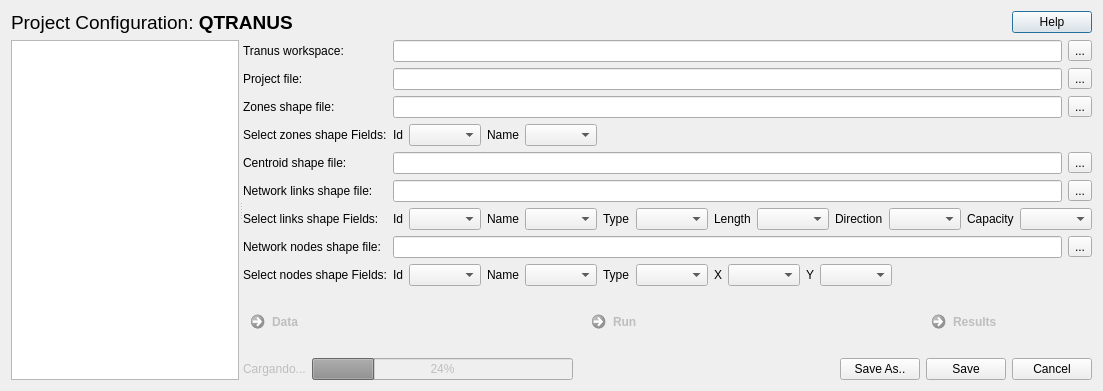
Before: the Qt Designer form qtranus_dialog_base.ui in TomasdelaBarra/QTRANUS, drawn with Qt 5.
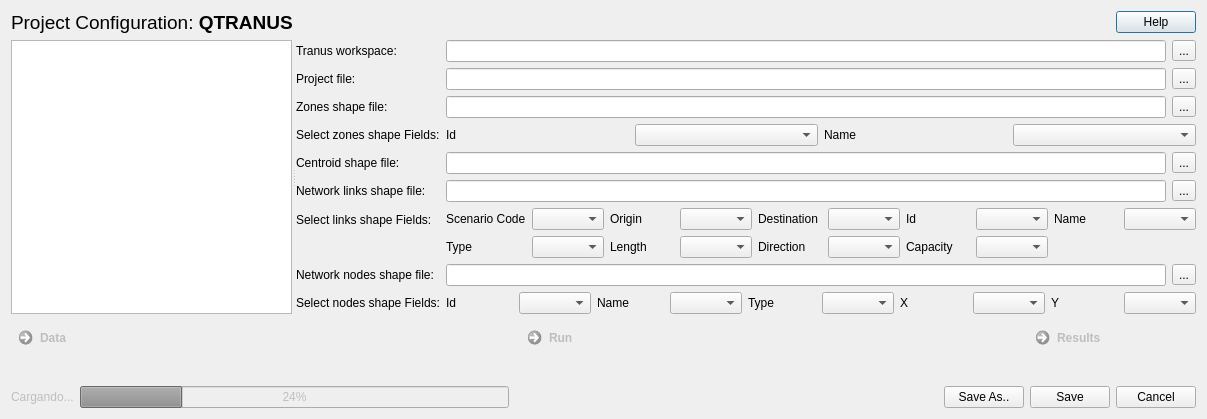
After: the same form once the commit is applied. Icons and pictures are not drawn.

The edit to the form file:
```diff
--- a/qtranus_dialog_base.ui
+++ b/qtranus_dialog_base.ui
@@ -9,8 +9,8 @@
    <rect>
     <x>0</x>
     <y>0</y>
-    <width>1103</width>
-    <height>391</height>
+    <width>1207</width>
+    <height>419</height>
    </rect>
   </property>
   <property name="windowTitle">
@@ -23,7 +23,9 @@
   <property name="modal">
    <bool>true</bool>
   </property>
-  <layout class="QVBoxLayout" name="verticalLayout_3">
+  <layout class="QVBoxLayout" name="verticalLayout_2">
+   <item>
+    <layout class="QVBoxLayout" name="verticalLayout">
    <item>
     <layout class="QHBoxLayout" name="horizontalLayout_6">
      <item>
@@ -60,16 +62,8 @@
      <property name="orientation">
       <enum>Qt::Horizontal</enum>
      </property>
-     <widget class="QWidget" name="layoutWidget">
-      <layout class="QVBoxLayout" name="verticalLayout">
-       <item>
         <widget class="QTreeView" name="scenarios"/>
-       </item>
-      </layout>
-     </widget>
-     <widget class="QWidget" name="layoutWidget">
-      <layout class="QVBoxLayout" name="verticalLayout_2">
-       <item>
+       <widget class="QWidget" name="">
         <layout class="QFormLayout" name="formLayout">
          <property name="fieldGrowthPolicy">
           <enum>QFormLayout::AllNonFixedFieldsGrow</enum>
@@ -159,40 +153,27 @@
           </widget>
          </item>
          <item row="5" column="1">
-          <layout class="QHBoxLayout" name="horizontalLayout_10">
-           <item>
+          <layout class="QGridLayout" name="gridLayout_3">
+           <item row="0" column="0" alignment="Qt::AlignLeft">
             <widget class="QLabel" name="label_12">
              <property name="text">
               <string>Id</string>
              </property>
             </widget>
            </item>
-           <item>
+           <item row="0" column="1">
             <widget class="QComboBox" name="cb_zones_shape_fields"/>
            </item>
-           <item>
+           <item row="0" column="2">
             <widget class="QLabel" name="label_13">
              <property name="text">
               <string>Name</string>
              </property>
             </widget>
            </item>
-           <item>
+           <item row="0" column="3">
             <widget class="QComboBox" name="cb_zones_shape_name"/>
            </item>
-           <item>
-            <spacer name="horizontalSpacer_2">
-             <property name="orientation">
-              <enum>Qt::Horizontal</enum>
-             </property>
-             <property name="sizeHint" stdset="0">
-              <size>
-               <width>40</width>
-               <height>20</height>
-              </size>
-             </property>
-            </spacer>
-           </item>
           </layout>
          </item>
          <item row="6" column="0">
@@ -255,77 +236,98 @@
          <item row="8" column="1">
           <layout class="QHBoxLayout" name="horizontalLayout">
            <item>
-            <widget class="QLabel" name="label_8">
+            <layout class="QGridLayout" name="gridLayout_2">
+             <item row="1" column="6">
+              <widget class="QLabel" name="label_11">
              <property name="text">
-              <string>Id</string>
+                <string>Capacity</string>
              </property>
             </widget>
            </item>
-           <item>
-            <widget class="QComboBox" name="links_shape_fields"/>
-           </item>
-           <item>
+             <item row="0" column="8">
             <widget class="QLabel" name="label_16">
              <property name="text">
               <string>Name</string>
              </property>
             </widget>
            </item>
-           <item>
-            <widget class="QComboBox" name="links_shape_name"/>
-           </item>
-           <item>
-            <widget class="QLabel" name="label_9">
-             <property name="text">
-              <string>Type</string>
-             </property>
-            </widget>
-           </item>
-           <item>
-            <widget class="QComboBox" name="links_shape_type"/>
-           </item>
-           <item>
+             <item row="1" column="2">
             <widget class="QLabel" name="label_20">
              <property name="text">
               <string>Length</string>
              </property>
             </widget>
            </item>
-           <item>
-            <widget class="QComboBox" name="links_shape_length"/>
-           </item>
-           <item>
+             <item row="1" column="5">
+              <widget class="QComboBox" name="links_shape_direction"/>
+             </item>
+             <item row="1" column="0">
+              <widget class="QLabel" name="label_9">
+               <property name="text">
+                <string>Type</string>
+               </property>
+              </widget>
+             </item>
+             <item row="1" column="4">
             <widget class="QLabel" name="label_10">
              <property name="text">
               <string>Direction</string>
              </property>
             </widget>
            </item>
-           <item>
-            <widget class="QComboBox" name="links_shape_direction"/>
-           </item>
-           <item>
-            <widget class="QLabel" name="label_11">
-             <property name="text">
-              <string>Capacity</string>
-             </property>
-            </widget>
-           </item>
-           <item>
+             <item row="0" column="9">
+              <widget class="QComboBox" name="links_shape_name"/>
+             </item>
+             <item row="1" column="7">
             <widget class="QComboBox" name="links_shape_capacity"/>
            </item>
-           <item>
-            <spacer name="horizontalSpacer_8">
-             <property name="orientation">
-              <enum>Qt::Horizontal</enum>
-             </property>
-             <property name="sizeHint" stdset="0">
-              <size>
-               <width>40</width>
-               <height>20</height>
-              </size>
-             </property>
-            </spacer>
+             <item row="1" column="1">
+              <widget class="QComboBox" name="links_shape_type"/>
+             </item>
+             <item row="1" column="3">
+              <widget class="QComboBox" name="links_shape_length"/>
+             </item>
+             <item row="0" column="0">
+              <widget class="QLabel" name="label_21">
+               <property name="text">
+                <string>Scenario Code</string>
+               </property>
+              </widget>
+             </item>
+             <item row="0" column="7">
+              <widget class="QComboBox" name="links_shape_fields"/>
+             </item>
+             <item row="0" column="5">
+              <widget class="QComboBox" name="links_shape_destination"/>
+             </item>
+             <item row="0" column="1">
+              <widget class="QComboBox" name="links_shape_codscenario"/>
+             </item>
+             <item row="0" column="4">
+              <widget class="QLabel" name="label_23">
+               <property name="text">
+                <string>Destination</string>
+               </property>
+              </widget>
+             </item>
+             <item row="0" column="6">
+              <widget class="QLabel" name="label_8">
+               <property name="text">
+                <string>Id</string>
+               </property>
+              </widget>
+             </item>
+             <item row="0" column="3">
+              <widget class="QComboBox" name="links_shape_origin"/>
+             </item>
+             <item row="0" column="2">
+              <widget class="QLabel" name="label_22">
+               <property name="text">
+                <string>Origin</string>
+               </property>
+              </widget>
+             </item>
+            </layout>
            </item>
           </layout>
          </item>
@@ -362,77 +364,66 @@
           </widget>
          </item>
          <item row="10" column="1">
-          <layout class="QHBoxLayout" name="horizontalLayout_11">
-           <item>
-            <widget class="QLabel" name="label_15">
-             <property name="text">
-              <string>Id</string>
-             </property>
-            </widget>
-           </item>
-           <item>
-            <widget class="QComboBox" name="nodes_shape_fields"/>
-           </item>
-           <item>
+          <layout class="QGridLayout" name="gridLayout">
+           <item row="0" column="2">
             <widget class="QLabel" name="label_14">
              <property name="text">
               <string>Name</string>
              </property>
             </widget>
            </item>
-           <item>
+           <item row="0" column="3">
             <widget class="QComboBox" name="nodes_shape_name"/>
            </item>
-           <item>
+           <item row="0" column="4">
             <widget class="QLabel" name="label_18">
              <property name="text">
               <string>Type</string>
              </property>
             </widget>
            </item>
-           <item>
+           <item row="0" column="1">
+            <widget class="QComboBox" name="nodes_shape_fields"/>
+           </item>
+           <item row="0" column="5">
             <widget class="QComboBox" name="nodes_shape_type"/>
            </item>
-           <item>
+           <item row="0" column="7">
+            <widget class="QComboBox" name="nodes_shape_x"/>
+           </item>
+           <item row="0" column="6">
             <widget class="QLabel" name="label_17">
              <property name="text">
               <string>X</string>
              </property>
             </widget>
            </item>
-           <item>
-            <widget class="QComboBox" name="nodes_shape_x"/>
+           <item row="0" column="0">
+            <widget class="QLabel" name="label_15">
+             <property name="text">
+              <string>Id</string>
+             </property>
+            </widget>
            </item>
-           <item>
+           <item row="0" column="8">
             <widget class="QLabel" name="label_19">
              <property name="text">
               <string>Y</string>
              </property>
             </widget>
            </item>
-           <item>
+           <item row="0" column="9">
             <widget class="QComboBox" name="nodes_shape_y"/>
            </item>
-           <item>
-            <spacer name="horizontalSpacer_7">
-             <property name="orientation">
-              <enum>Qt::Horizontal</enum>
-             </property>
-             <property name="sizeHint" stdset="0">
-              <size>
-               <width>40</width>
-               <height>20</height>
-              </size>
-             </property>
-            </spacer>
-           </item>
           </layout>
          </item>
         </layout>
+       </widget>
+      </widget>
        </item>
        <item>
         <layout class="QHBoxLayout" name="horizontalLayout_8">
-         <item alignment="Qt::AlignVCenter">
+       <item>
           <widget class="QCommandLinkButton" name="data">
            <property name="enabled">
             <bool>false</bool>
@@ -455,7 +446,7 @@
            </property>
           </spacer>
          </item>
-         <item alignment="Qt::AlignVCenter">
+       <item>
           <widget class="QCommandLinkButton" name="run">
            <property name="enabled">
             <bool>false</bool>
@@ -481,7 +472,7 @@
            </property>
           </spacer>
          </item>
-         <item alignment="Qt::AlignVCenter">
+       <item>
           <widget class="QCommandLinkButton" name="results">
            <property name="enabled">
             <bool>false</bool>
@@ -552,8 +543,6 @@
         </layout>
        </item>
       </layout>
-     </widget>
-    </widget>
    </item>
   </layout>
  </widget>
```
Left out of the diff: 1 changed line with no effect on the pictures. Lines whose indentation alone changed are shown as unchanged.
